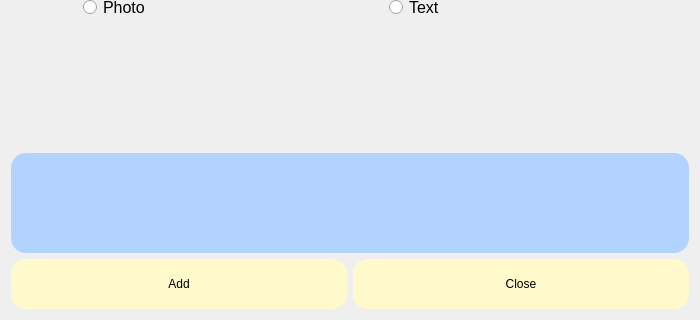
This is Chat-Application/addstory.ui in verina101/Chat-Application as Qt 5 draws it before an edit; both pictures show x 0 to 700 and y 175 to 495 of the 700 by 495 pixel window. The edited form follows.
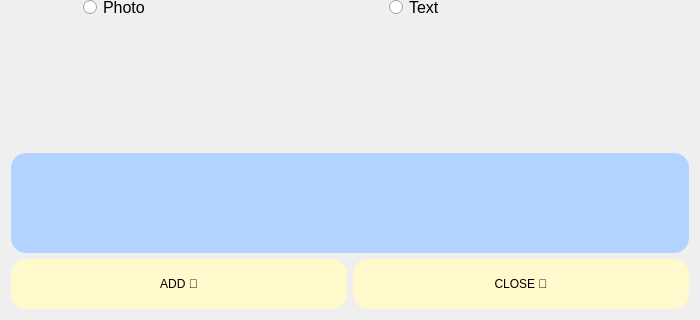
This is the edited form.

```diff
--- a/Chat-Application/addstory.ui
+++ b/Chat-Application/addstory.ui
@@ -136,7 +136,7 @@
 border-radius:15px;</string>
        </property>
        <property name="text">
-        <string>Add</string>
+        <string>ADD 🤩</string>
        </property>
       </widget>
      </item>
@@ -153,7 +153,7 @@
 border-radius:15px;</string>
        </property>
        <property name="text">
-        <string>Close</string>
+        <string>CLOSE 🥺</string>
        </property>
       </widget>
      </item>
```
